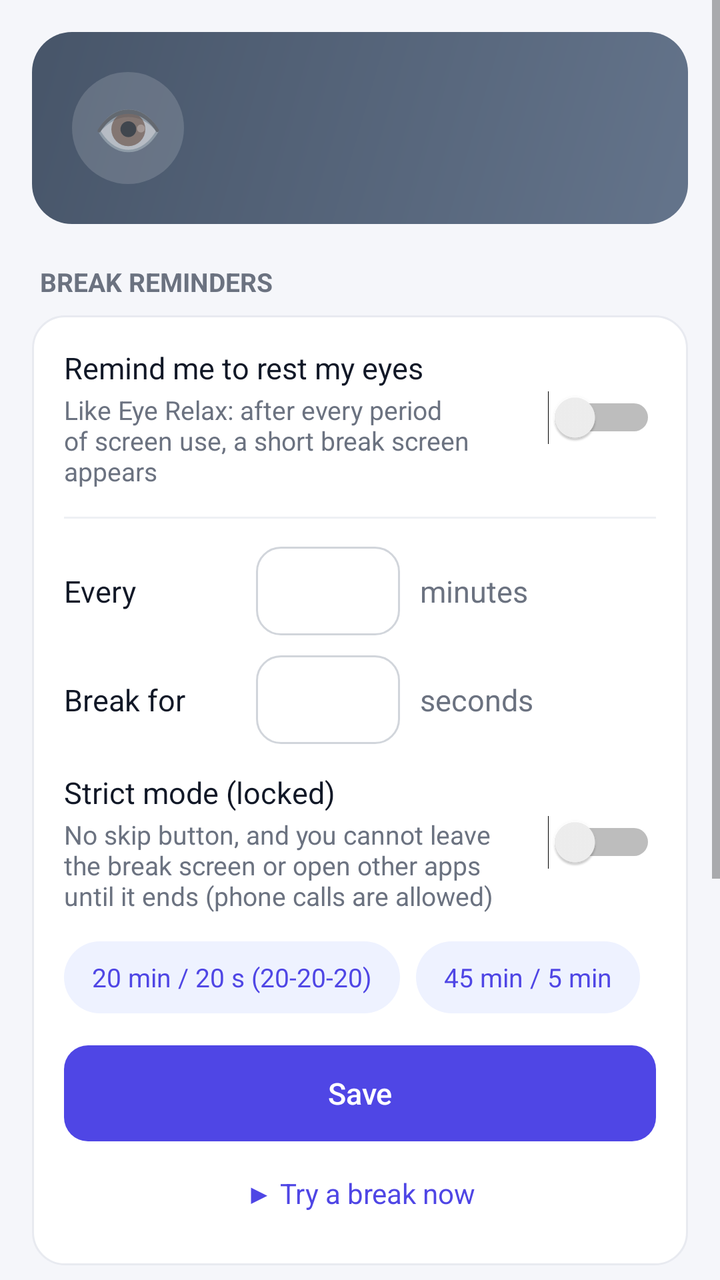
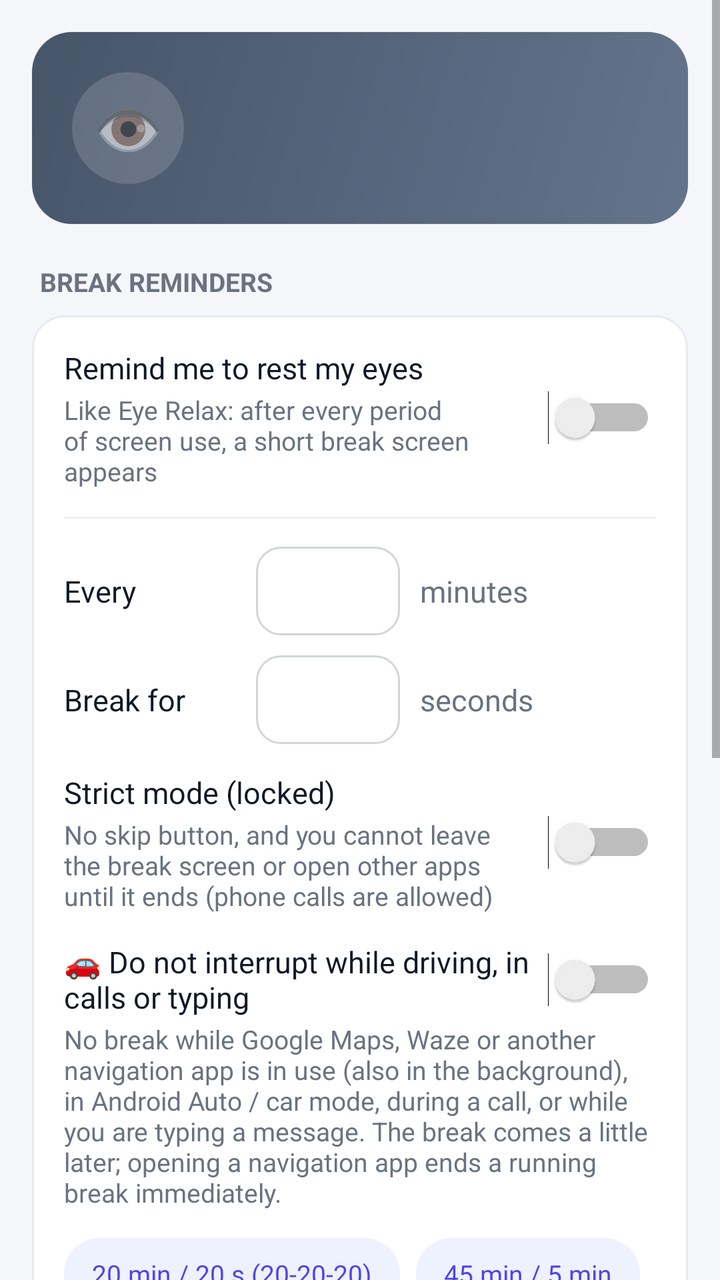

Compare the two renders of this Android layout. The source of the first and the diff that turns it into the second are given below.
<!-- AndroidManifest.xml: application theme AppTheme -->
<!-- res/layout/activity_eye_care.xml -->
<?xml version="1.0" encoding="utf-8"?>
<ScrollView xmlns:android="http://schemas.android.com/apk/res/android"
    android:layout_width="match_parent"
    android:layout_height="match_parent"
    android:background="@color/bg"
>

    <LinearLayout
        android:layout_width="match_parent"
        android:layout_height="wrap_content"
        android:orientation="vertical"
        android:padding="16dp">

        
        <LinearLayout
            android:id="@+id/eyeCard"
            android:layout_width="match_parent"
            android:layout_height="wrap_content"
            android:background="@drawable/bg_status_off"
            android:gravity="center_vertical"
            android:orientation="horizontal"
            android:padding="20dp">

            <TextView
                android:layout_width="56dp"
                android:layout_height="56dp"
                android:background="@drawable/bg_blocked_circle"
                android:gravity="center"
                android:text="👁"
                android:textSize="28sp" />

            <LinearLayout
                android:layout_width="0dp"
                android:layout_height="wrap_content"
                android:layout_marginStart="16dp"
                android:layout_weight="1"
                android:orientation="vertical">

                <TextView
                    android:id="@+id/eyeTitle"
                    android:layout_width="match_parent"
                    android:layout_height="wrap_content"
                    android:textColor="#FFFFFF"
                    android:textSize="19sp"
                    android:textStyle="bold" />

                <TextView
                    android:id="@+id/eyeSub"
                    android:layout_width="match_parent"
                    android:layout_height="wrap_content"
                    android:layout_marginTop="2dp"
                    android:textColor="#E6FFFFFF"
                    android:textSize="14sp" />
            </LinearLayout>
        </LinearLayout>

        
        <TextView
            style="@style/SectionTitle"
            android:text="@string/eye_section_breaks" />

        <LinearLayout
            android:layout_width="match_parent"
            android:layout_height="wrap_content"
            android:background="@drawable/bg_card"
            android:orientation="vertical"
            android:padding="16dp">

            <LinearLayout
                android:layout_width="match_parent"
                android:layout_height="wrap_content"
                android:gravity="center_vertical"
                android:orientation="horizontal">

                <LinearLayout
                    android:layout_width="0dp"
                    android:layout_height="wrap_content"
                    android:layout_weight="1"
                    android:orientation="vertical">

                    <TextView
                        android:layout_width="match_parent"
                        android:layout_height="wrap_content"
                        android:text="@string/eye_enable"
                        android:textColor="@color/text"
                        android:textSize="15sp" />

                    <TextView
                        android:layout_width="match_parent"
                        android:layout_height="wrap_content"
                        android:layout_marginTop="2dp"
                        android:text="@string/eye_enable_sub"
                        android:textColor="@color/text_muted"
                        android:textSize="13sp" />
                </LinearLayout>

                <Switch
                    android:id="@+id/eyeSwitch"
                    android:layout_width="wrap_content"
                    android:layout_height="wrap_content"
                    android:layout_marginStart="12dp" />
            </LinearLayout>

            <View
                android:layout_width="match_parent"
                android:layout_height="1dp"
                android:layout_marginTop="14dp"
                android:layout_marginBottom="14dp"
                android:background="@color/divider" />

            <LinearLayout
                android:layout_width="match_parent"
                android:layout_height="wrap_content"
                android:gravity="center_vertical"
                android:orientation="horizontal">

                <TextView
                    android:layout_width="96dp"
                    android:layout_height="wrap_content"
                    android:text="@string/eye_every"
                    android:textColor="@color/text"
                    android:textSize="15sp" />

                <EditText
                    android:id="@+id/eyeInterval"
                    android:layout_width="72dp"
                    android:layout_height="wrap_content"
                    android:background="@drawable/bg_input"
                    android:gravity="center"
                    android:inputType="number"
                    android:maxLength="3"
                    android:textColor="@color/text" />

                <TextView
                    android:layout_width="wrap_content"
                    android:layout_height="wrap_content"
                    android:layout_marginStart="10dp"
                    android:text="@string/unit_minutes"
                    android:textColor="@color/text_muted"
                    android:textSize="15sp" />
            </LinearLayout>

            <LinearLayout
                android:layout_width="match_parent"
                android:layout_height="wrap_content"
                android:layout_marginTop="10dp"
                android:gravity="center_vertical"
                android:orientation="horizontal">

                <TextView
                    android:layout_width="96dp"
                    android:layout_height="wrap_content"
                    android:text="@string/eye_break_len"
                    android:textColor="@color/text"
                    android:textSize="15sp" />

                <EditText
                    android:id="@+id/eyeBreak"
                    android:layout_width="72dp"
                    android:layout_height="wrap_content"
                    android:background="@drawable/bg_input"
                    android:gravity="center"
                    android:inputType="number"
                    android:maxLength="4"
                    android:textColor="@color/text" />

                <TextView
                    android:layout_width="wrap_content"
                    android:layout_height="wrap_content"
                    android:layout_marginStart="10dp"
                    android:text="@string/unit_seconds"
                    android:textColor="@color/text_muted"
                    android:textSize="15sp" />
            </LinearLayout>

            <LinearLayout
                android:layout_width="match_parent"
                android:layout_height="wrap_content"
                android:layout_marginTop="14dp"
                android:gravity="center_vertical"
                android:orientation="horizontal">

                <LinearLayout
                    android:layout_width="0dp"
                    android:layout_height="wrap_content"
                    android:layout_weight="1"
                    android:orientation="vertical">

                    <TextView
                        android:layout_width="match_parent"
                        android:layout_height="wrap_content"
                        android:text="@string/eye_strict"
                        android:textColor="@color/text"
                        android:textSize="15sp" />

                    <TextView
                        android:layout_width="match_parent"
                        android:layout_height="wrap_content"
                        android:layout_marginTop="2dp"
                        android:text="@string/eye_strict_sub"
                        android:textColor="@color/text_muted"
                        android:textSize="13sp" />
                </LinearLayout>

                <Switch
                    android:id="@+id/strictSwitch"
                    android:layout_width="wrap_content"
                    android:layout_height="wrap_content"
                    android:layout_marginStart="12dp" />
            </LinearLayout>

            <HorizontalScrollView
                android:layout_width="match_parent"
                android:layout_height="wrap_content"
                android:layout_marginTop="14dp"
                android:scrollbars="none">

                <LinearLayout
                    android:layout_width="wrap_content"
                    android:layout_height="wrap_content"
                    android:orientation="horizontal">

                    <TextView
                        android:id="@+id/eyeP1"
                        style="@style/Chip"
                        android:text="@string/eye_p1" />

                    <TextView
                        android:id="@+id/eyeP2"
                        style="@style/Chip"
                        android:text="@string/eye_p2" />

                    <TextView
                        android:id="@+id/eyeP3"
                        style="@style/Chip"
                        android:text="@string/eye_p3" />
                </LinearLayout>
            </HorizontalScrollView>

            <Button
                android:id="@+id/eyeSave"
                style="@style/PrimaryButton"
                android:layout_marginTop="16dp"
                android:text="@string/save" />

            <TextView
                android:id="@+id/eyeTest"
                android:layout_width="wrap_content"
                android:layout_height="40dp"
                android:layout_gravity="center_horizontal"
                android:layout_marginTop="6dp"
                android:background="@drawable/bg_row"
                android:clickable="true"
                android:focusable="true"
                android:gravity="center"
                android:paddingStart="16dp"
                android:paddingEnd="16dp"
                android:text="@string/eye_test"
                android:textColor="@color/primary"
                android:textSize="14sp" />
        </LinearLayout>

        
        <TextView
            style="@style/SectionTitle"
            android:text="@string/eye_section_filter" />

        <LinearLayout
            android:layout_width="match_parent"
            android:layout_height="wrap_content"
            android:background="@drawable/bg_card"
            android:orientation="vertical"
            android:padding="16dp">

            <LinearLayout
                android:layout_width="match_parent"
                android:layout_height="wrap_content"
                android:gravity="center_vertical"
                android:orientation="horizontal">

                <LinearLayout
                    android:layout_width="0dp"
                    android:layout_height="wrap_content"
                    android:layout_weight="1"
                    android:orientation="vertical">

                    <TextView
                        android:layout_width="match_parent"
                        android:layout_height="wrap_content"
                        android:text="@string/filter_enable"
                        android:textColor="@color/text"
                        android:textSize="15sp" />

                    <TextView
                        android:layout_width="match_parent"
                        android:layout_height="wrap_content"
                        android:layout_marginTop="2dp"
                        android:text="@string/filter_enable_sub"
                        android:textColor="@color/text_muted"
                        android:textSize="13sp" />
                </LinearLayout>

                <Switch
                    android:id="@+id/filterSwitch"
                    android:layout_width="wrap_content"
                    android:layout_height="wrap_content"
                    android:layout_marginStart="12dp" />
            </LinearLayout>

            <TextView
                android:id="@+id/filterStrengthLabel"
                android:layout_width="match_parent"
                android:layout_height="wrap_content"
                android:layout_marginTop="16dp"
                android:textColor="@color/text"
                android:textSize="15sp" />

            <SeekBar
                android:id="@+id/filterSeek"
                android:layout_width="match_parent"
                android:layout_height="wrap_content"
                android:layout_marginTop="6dp"
                android:max="80" />

            <View
                android:layout_width="match_parent"
                android:layout_height="1dp"
                android:layout_marginTop="14dp"
                android:layout_marginBottom="14dp"
                android:background="@color/divider" />

            <LinearLayout
                android:layout_width="match_parent"
                android:layout_height="wrap_content"
                android:gravity="center_vertical"
                android:orientation="horizontal">

                <TextView
                    android:layout_width="0dp"
                    android:layout_height="wrap_content"
                    android:layout_weight="1"
                    android:text="@string/filter_night_only"
                    android:textColor="@color/text"
                    android:textSize="15sp" />

                <Switch
                    android:id="@+id/nightSwitch"
                    android:layout_width="wrap_content"
                    android:layout_height="wrap_content"
                    android:layout_marginStart="12dp" />
            </LinearLayout>

            <LinearLayout
                android:layout_width="match_parent"
                android:layout_height="wrap_content"
                android:layout_marginTop="10dp"
                android:gravity="center_vertical"
                android:orientation="horizontal">

                <TextView
                    android:layout_width="wrap_content"
                    android:layout_height="wrap_content"
                    android:text="@string/filter_from"
                    android:textColor="@color/text_muted"
                    android:textSize="14sp" />

                <Spinner
                    android:id="@+id/fromHour"
                    android:layout_width="0dp"
                    android:layout_height="wrap_content"
                    android:layout_weight="1" />

                <TextView
                    android:layout_width="wrap_content"
                    android:layout_height="wrap_content"
                    android:text="@string/filter_to"
                    android:textColor="@color/text_muted"
                    android:textSize="14sp" />

                <Spinner
                    android:id="@+id/toHour"
                    android:layout_width="0dp"
                    android:layout_height="wrap_content"
                    android:layout_weight="1" />
            </LinearLayout>
        </LinearLayout>
    </LinearLayout>
</ScrollView>
<!-- resources referenced by this layout -->
<resources>
  <color name="bg">#F5F6FA</color>
  <color name="divider">#EEF0F4</color>
  <color name="primary">#4F46E5</color>
  <color name="text">#111827</color>
  <color name="text_muted">#6B7280</color>
  <!-- drawable bg_blocked_circle (drawable) -->
  <?xml version="1.0" encoding="utf-8"?>
  <shape xmlns:android="http://schemas.android.com/apk/res/android" android:shape="oval">
      <solid android:color="#26FFFFFF" />
  </shape>
  <!-- drawable bg_card (drawable) -->
  <?xml version="1.0" encoding="utf-8"?>
  <shape xmlns:android="http://schemas.android.com/apk/res/android" android:shape="rectangle">
      <solid android:color="@color/card" />
      <corners android:radius="16dp" />
      <stroke android:width="1dp" android:color="@color/card_stroke" />
  </shape>
  <!-- drawable bg_row (drawable) -->
  <?xml version="1.0" encoding="utf-8"?>
  <ripple xmlns:android="http://schemas.android.com/apk/res/android" android:color="#14000000">
      <item android:id="@android:id/mask">
          <color android:color="#FFFFFFFF" />
      </item>
  </ripple>
  <!-- drawable bg_status_off (drawable) -->
  <?xml version="1.0" encoding="utf-8"?>
  <shape xmlns:android="http://schemas.android.com/apk/res/android" android:shape="rectangle">
      <gradient android:angle="315" android:startColor="#475569" android:endColor="#64748B" />
      <corners android:radius="20dp" />
  </shape>
  <string name="eye_break_len">Break for</string>
  <string name="eye_enable">Remind me to rest my eyes</string>
  <string name="eye_enable_sub">Like Eye Relax: after every period of screen use, a short break screen appears</string>
  <string name="eye_every">Every</string>
  <string name="eye_p1">20 min / 20 s (20-20-20)</string>
  <string name="eye_p2">45 min / 5 min</string>
  <string name="eye_p3">60 min / 10 min</string>
  <string name="eye_section_breaks">BREAK REMINDERS</string>
  <string name="eye_section_filter">WARM SCREEN FILTER</string>
  <string name="eye_strict">Strict mode (locked)</string>
  <string name="eye_strict_sub">No skip button, and you cannot leave the break screen or open other apps until it ends (phone calls are allowed)</string>
  <string name="eye_test">▶ Try a break now</string>
  <string name="filter_enable">Warm filter</string>
  <string name="filter_enable_sub">Reduces blue light — easier on the eyes, especially at night</string>
  <string name="filter_from">From</string>
  <string name="filter_night_only">Only at night</string>
  <string name="filter_to">to</string>
  <string name="save">Save</string>
  <string name="unit_minutes">minutes</string>
  <string name="unit_seconds">seconds</string>
  <color name="card">#FFFFFF</color>
  <color name="card_stroke">#E8EAF0</color>
  <!-- drawable bg_chip (drawable) -->
  <?xml version="1.0" encoding="utf-8"?>
  <ripple xmlns:android="http://schemas.android.com/apk/res/android" android:color="#224F46E5">
      <item>
          <shape android:shape="rectangle">
              <solid android:color="@color/primary_soft" />
              <corners android:radius="18dp" />
          </shape>
      </item>
  </ripple>
  <!-- drawable btn_primary (drawable) -->
  <?xml version="1.0" encoding="utf-8"?>
  <ripple xmlns:android="http://schemas.android.com/apk/res/android" android:color="#33FFFFFF">
      <item>
          <shape android:shape="rectangle">
              <solid android:color="@color/primary" />
              <corners android:radius="12dp" />
          </shape>
      </item>
  </ripple>
  <color name="primary_dark">#4338CA</color>
  <color name="primary_soft">#EEF2FF</color>
  <!-- unchanged entries left out for length: 5 -->
</resources>

<!-- the commit's change to res/layout/activity_eye_care.xml (unified diff, before → after) -->
@@ -208,6 +208,23 @@
                     android:layout_height="wrap_content"
                     android:layout_marginStart="12dp" />
             </LinearLayout>
+
+            <Switch
+                android:id="@+id/smartSwitch"
+                android:layout_width="match_parent"
+                android:layout_height="wrap_content"
+                android:layout_marginTop="14dp"
+                android:text="@string/eye_smart"
+                android:textColor="@color/text"
+                android:textSize="15sp" />
+
+            <TextView
+                android:layout_width="match_parent"
+                android:layout_height="wrap_content"
+                android:layout_marginTop="2dp"
+                android:text="@string/eye_smart_sub"
+                android:textColor="@color/text_muted"
+                android:textSize="13sp" />
 
             <HorizontalScrollView
                 android:layout_width="match_parent"
<!-- resource entries referenced after the edit -->
@@ -39,6 +39,8 @@
   <string name="eye_p3">60 min / 10 min</string>
   <string name="eye_section_breaks">BREAK REMINDERS</string>
   <string name="eye_section_filter">WARM SCREEN FILTER</string>
+  <string name="eye_smart">🚗 Do not interrupt while driving, in calls or typing</string>
+  <string name="eye_smart_sub">No break while Google Maps, Waze or another navigation app is in use (also in the background), in Android Auto / car mode, during a call, or while you are typing a message. The break comes a little later; opening a navigation app ends a running break immediately.</string>
   <string name="eye_strict">Strict mode (locked)</string>
   <string name="eye_strict_sub">No skip button, and you cannot leave the break screen or open other apps until it ends (phone calls are allowed)</string>
   <string name="eye_test">▶ Try a break now</string>
